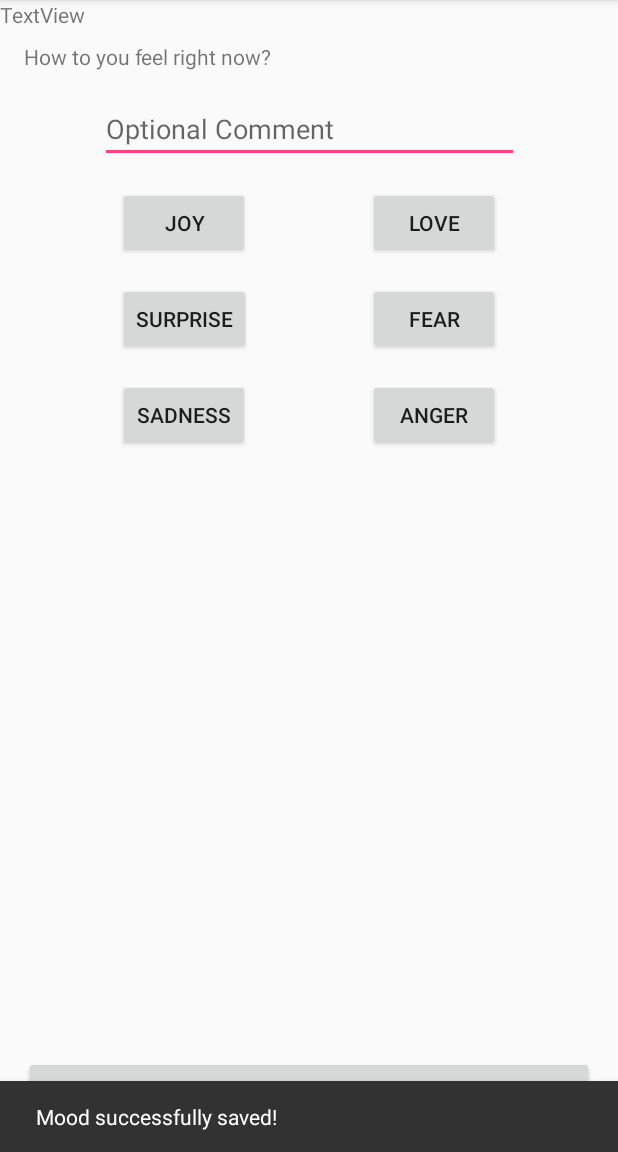
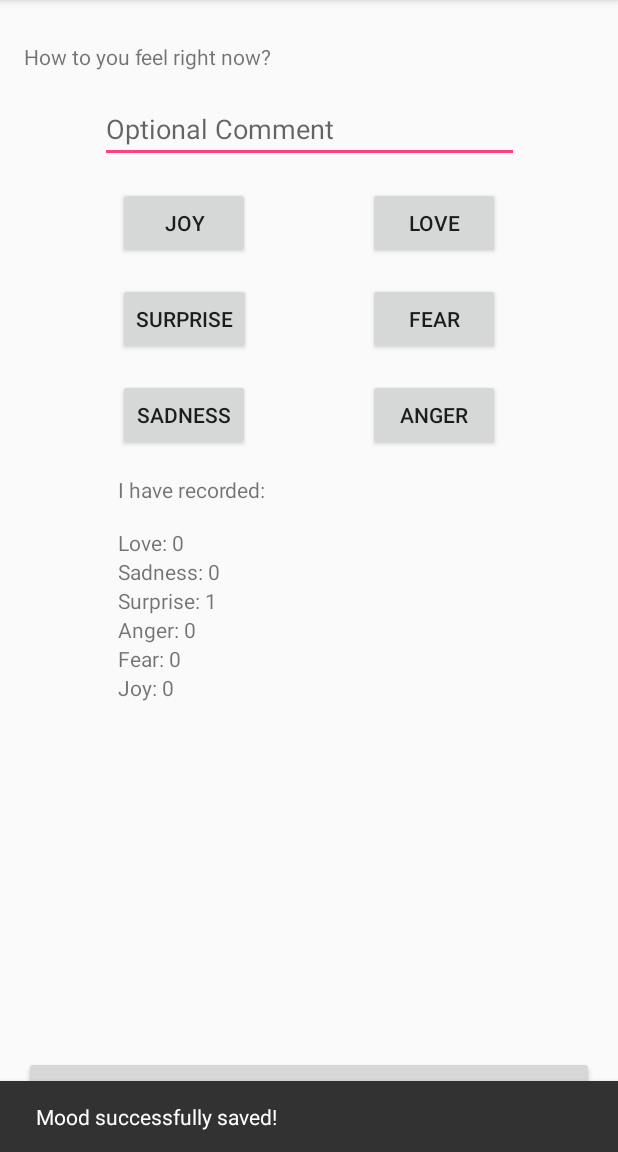
Before and after one commit to brucenieh/CMPUT301_A1, an Android app: the screen it shows after launch (MainActivity), after a tap on "SURPRISE", on a phone screen of 412 x 824 dp, the part 84-1236 px from its top. Run offline under Robolectric (Android 15) with nearby library versions, the phone set to English and light mode, and no system bars.

Commit message:
added count fearture for all emtions in main activity

```diff
--- a/app/src/main/java/com/example/ynie_feelsbook/Anger.java
+++ b/app/src/main/java/com/example/ynie_feelsbook/Anger.java
@@ -3,6 +3,10 @@ package com.example.ynie_feelsbook;
 import java.util.Date;
 
 public class Anger extends Mood {
+
+    public Anger(){
+        super();
+    }
     public Anger(Date date){
         super(date,"Anger");
     }
--- a/app/src/main/java/com/example/ynie_feelsbook/Fear.java
+++ b/app/src/main/java/com/example/ynie_feelsbook/Fear.java
@@ -3,7 +3,12 @@ package com.example.ynie_feelsbook;
 import java.util.Date;
 
 public class Fear extends Mood {
+    public Fear(){
+        super();
+    }
+
     public Fear(Date date){
+
         super(date,"Fear");
     }
 }
--- a/app/src/main/java/com/example/ynie_feelsbook/Joy.java
+++ b/app/src/main/java/com/example/ynie_feelsbook/Joy.java
@@ -3,6 +3,9 @@ package com.example.ynie_feelsbook;
 import java.util.Date;
 
 public class Joy extends Mood {
+    public Joy(){
+        super();
+    }
     public Joy(Date date){
         super(date,"Joy");
     }
--- a/app/src/main/java/com/example/ynie_feelsbook/Love.java
+++ b/app/src/main/java/com/example/ynie_feelsbook/Love.java
@@ -3,6 +3,9 @@ package com.example.ynie_feelsbook;
 import java.util.Date;
 
 public class Love extends Mood {
+    public Love(){
+        super();
+    }
     public Love(Date date){
         super(date,"Love");
     }
--- a/app/src/main/java/com/example/ynie_feelsbook/MainActivity.java
+++ b/app/src/main/java/com/example/ynie_feelsbook/MainActivity.java
@@ -4,16 +4,23 @@ import android.support.design.widget.Snackbar;
 import android.support.v7.app.AppCompatActivity;
 import android.os.Bundle;
 import android.view.View;
+import android.widget.ArrayAdapter;
 import android.widget.Button;
 import android.widget.EditText;
+import android.widget.TextView;
 import android.widget.Toast;
 
 import com.google.gson.Gson;
+import com.google.gson.reflect.TypeToken;
 
+import java.io.BufferedReader;
+import java.io.FileInputStream;
 import java.io.FileNotFoundException;
 import java.io.FileOutputStream;
 import java.io.IOException;
+import java.io.InputStreamReader;
 import java.io.OutputStreamWriter;
+import java.lang.reflect.Type;
 import java.util.ArrayList;
 import java.util.Date;
 
@@ -47,6 +54,15 @@ public class MainActivity extends AppCompatActivity implements View.OnClickListe
 
         bodyText = (EditText) findViewById(R.id.comment);
 
+
+    }
+
+    @Override
+    protected void onStart() {
+        // TODO Auto-generated method stub
+        super.onStart();
+
+        loadFromFile();
 
     }
     @Override//taking suggestions from answer from stackoverflow to implement multiple button onclicklisteners
@@ -86,6 +102,7 @@ public class MainActivity extends AppCompatActivity implements View.OnClickListe
             saveInFile();
             Snackbar mySnackbar = Snackbar.make(findViewById(R.id.comment), R.string.MoodSaved, Snackbar.LENGTH_LONG);
             mySnackbar.show();
+            updateAllCounter();
 
         }catch (tooLongMessageException e){
             Snackbar mySnackbar = Snackbar.make(findViewById(R.id.comment), R.string.messageTooLong, Snackbar.LENGTH_SHORT);
@@ -95,7 +112,25 @@ public class MainActivity extends AppCompatActivity implements View.OnClickListe
 
     }
 
+    private void loadFromFile() {
 
+        try {
+            FileInputStream fis = openFileInput(FILENAME);
+            InputStreamReader isr = new InputStreamReader(fis);
+            BufferedReader read = new BufferedReader(isr);
+            Gson gson = new Gson();
+            Type typeList = new TypeToken<ArrayList<Mood>>(){}.getType();
+            moods = gson.fromJson(read, typeList);
+
+        } catch (FileNotFoundException e) {
+            // TODO Auto-generated catch block
+            e.printStackTrace();
+        } catch (IOException e) {
+            // TODO Auto-generated catch block
+            e.printStackTrace();
+        }
+
+    }
     private void saveInFile(){
         try {
             FileOutputStream fos = openFileOutput(FILENAME,0);
@@ -113,5 +148,72 @@ public class MainActivity extends AppCompatActivity implements View.OnClickListe
         }
     }
 
+    public int countMood(Mood moodToMatch){
+        int counter = 0;
+        for(Mood mood:moods){
+            if (mood.getClass() == moodToMatch.getClass()){
+                counter++;
+            }
+        }
+        return counter;
+    }
+
+    public void updateAllCounter(){
+        updateTotalCountFear();
+        updateTotalCountAnger();
+        updateTotalCountJoy();
+        updateTotalCountLove();
+        updateTotalCountSadness();
+        updateTotalCountSurprise();
+    }
+
+    public void updateTotalCountFear(){
+        int counter = 0;
+        counter = countMood(new Fear());
+        TextView text = (TextView)findViewById(R.id.fearCounter);
+        text.setText("Fear: " + Integer.toString(counter));
+
+    }
+
+    public void updateTotalCountAnger(){
+        int counter = 0;
+        counter = countMood(new Anger());
+        TextView text = (TextView)findViewById(R.id.angerCounter);
+        text.setText("Anger: " + Integer.toString(counter));
+
+    }
+
+    public void updateTotalCountJoy(){
+        int counter = 0;
+        counter = countMood(new Joy());
+        TextView text = (TextView)findViewById(R.id.joyCounter);
+        text.setText("Joy: " + Integer.toString(counter));
+
+    }
+
+    public void updateTotalCountLove(){
+        int counter = 0;
+        counter = countMood(new Love());
+        TextView text = (TextView)findViewById(R.id.loveCounter);
+        text.setText("Love: " + Integer.toString(counter));
+
+    }
+
+    public void updateTotalCountSurprise(){
+        int counter = 0;
+        counter = countMood(new Surprise());
+        TextView text = (TextView)findViewById(R.id.surpriseCounter);
+        text.setText("Surprise: " + Integer.toString(counter));
+
+    }
+
+    public void updateTotalCountSadness(){
+        int counter = 0;
+        counter = countMood(new Sadness());
+        TextView text = (TextView)findViewById(R.id.sadnessCounter);
+        text.setText("Sadness: " + Integer.toString(counter));
+
+    }
+
 
 }
--- a/app/src/main/java/com/example/ynie_feelsbook/Mood.java
+++ b/app/src/main/java/com/example/ynie_feelsbook/Mood.java
@@ -6,6 +6,10 @@ public abstract class Mood {
     private Date date;
     private String message;
     private String name;
+
+    public Mood(){
+
+    }
 
     public Mood(Date date, String name){
         this.date = date;
--- a/app/src/main/java/com/example/ynie_feelsbook/Sadness.java
+++ b/app/src/main/java/com/example/ynie_feelsbook/Sadness.java
@@ -3,6 +3,9 @@ package com.example.ynie_feelsbook;
 import java.util.Date;
 
 public class Sadness extends Mood {
+    public Sadness(){
+        super();
+    }
     public Sadness(Date date){
         super(date,"Sadness");
     }
--- a/app/src/main/java/com/example/ynie_feelsbook/Surprise.java
+++ b/app/src/main/java/com/example/ynie_feelsbook/Surprise.java
@@ -3,6 +3,10 @@ package com.example.ynie_feelsbook;
 import java.util.Date;
 
 public class Surprise extends Mood {
+
+    public  Surprise(){
+        super();
+    }
     public Surprise(Date date){
         super(date,"Surprise");
     }
--- a/app/src/main/res/layout/activity_main.xml
+++ b/app/src/main/res/layout/activity_main.xml
@@ -123,12 +123,68 @@
         app:layout_constraintStart_toStartOf="parent"
         app:layout_constraintTop_toBottomOf="@+id/textView" />
 
+
     <TextView
-        android:id="@+id/textView2"
+        android:id="@+id/total"
         android:layout_width="wrap_content"
         android:layout_height="wrap_content"
-        android:text="TextView"
-        tools:layout_editor_absoluteX="46dp"
-        tools:layout_editor_absoluteY="475dp" />
+        android:layout_marginTop="16dp"
+        android:text="@string/total"
+        app:layout_constraintLeft_toLeftOf="@id/joy"
+        app:layout_constraintTop_toBottomOf="@+id/sadness" />
+
+    <TextView
+        android:id="@+id/loveCounter"
+        android:layout_width="wrap_content"
+        android:layout_height="wrap_content"
+        android:layout_marginTop="16dp"
+        android:text="love"
+        app:layout_constraintTop_toBottomOf="@+id/total"
+        app:layout_constraintLeft_toLeftOf="@id/joy"/>
+
+    <TextView
+        android:id="@+id/sadnessCounter"
+        android:layout_width="wrap_content"
+        android:layout_height="wrap_content"
+
+        android:text="sadness"
+        app:layout_constraintTop_toBottomOf="@+id/loveCounter"
+        app:layout_constraintLeft_toLeftOf="@id/joy"/>
+
+    <TextView
+        android:id="@+id/surpriseCounter"
+        android:layout_width="wrap_content"
+        android:layout_height="wrap_content"
+
+        android:text="surprise"
+        app:layout_constraintTop_toBottomOf="@+id/sadnessCounter"
+        app:layout_constraintLeft_toLeftOf="@id/joy"/>
+
+    <TextView
+        android:id="@+id/angerCounter"
+        android:layout_width="wrap_content"
+        android:layout_height="wrap_content"
+
+        android:text="anger"
+        app:layout_constraintTop_toBottomOf="@+id/surpriseCounter"
+        app:layout_constraintLeft_toLeftOf="@id/joy"/>
+
+    <TextView
+        android:id="@+id/fearCounter"
+        android:layout_width="wrap_content"
+        android:layout_height="wrap_content"
+
+        android:text="fear"
+        app:layout_constraintTop_toBottomOf="@+id/angerCounter"
+        app:layout_constraintLeft_toLeftOf="@id/joy"/>
+
+    <TextView
+        android:id="@+id/joyCounter"
+        android:layout_width="wrap_content"
+        android:layout_height="wrap_content"
+
+        android:text="joy"
+        app:layout_constraintTop_toBottomOf="@+id/fearCounter"
+        app:layout_constraintLeft_toLeftOf="@id/joy"/>
 
 </android.support.constraint.ConstraintLayout>
--- a/app/src/main/res/values/strings.xml
+++ b/app/src/main/res/values/strings.xml
@@ -11,5 +11,6 @@
     <string name="optionalComment">Optional Comment</string>
     <string name="MoodSaved">Mood successfully saved!</string>
     <string name="messageTooLong">Your message has to be under 100 letters</string>
+    <string name="total">I have recorded:</string>
 
 </resources>
```
